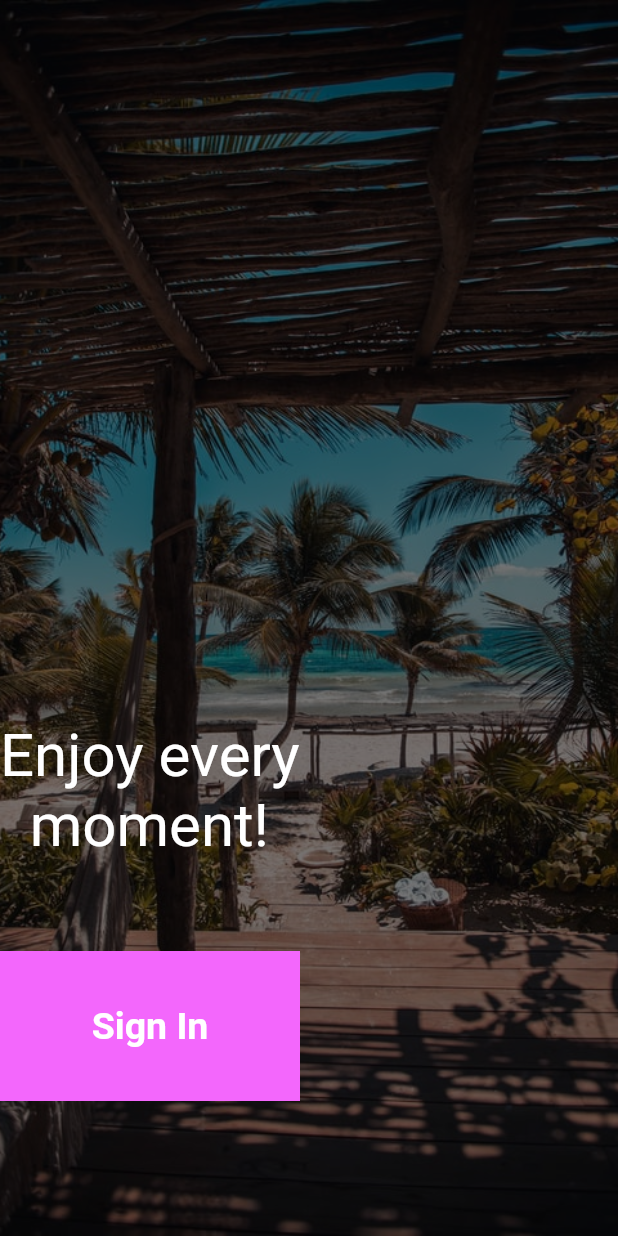
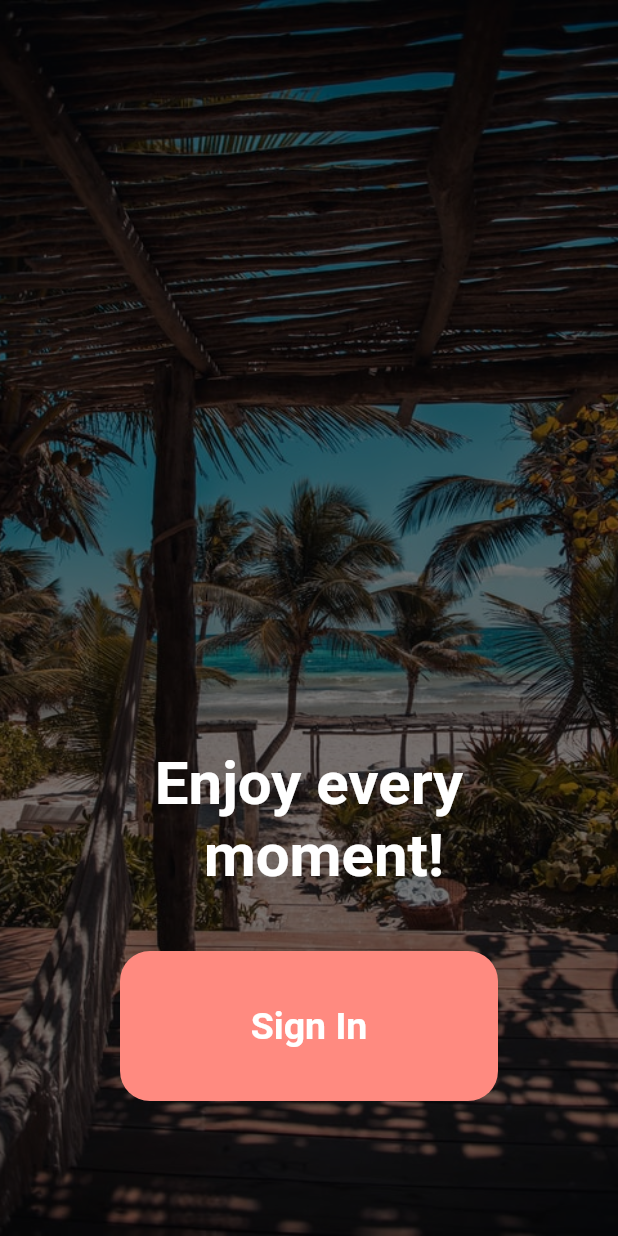
Before and after one commit to priyadarshu/flutter_basic_travel_ui_1, a Flutter app: the screen it shows after launch, on a phone screen of 412 x 824 dp. Run offline on Flutter 3.47's test engine with Material 2 defaults, Android fonts, the phone set to English and light mode, and no system bars; our stand-ins replace google_fonts; Roboto replaces fonts that are missing (Amiri).

```diff
--- a/lib/screens/splash_screen.dart
+++ b/lib/screens/splash_screen.dart
@@ -7,7 +7,7 @@ class SplashScreen extends StatefulWidget {
 }
 
 class _SplashScreenState extends State<SplashScreen> {
-  final Color mainColor = Color(0xFFf367fc);
+  final Color mainColor = Colors.redAccent[100];
   @override
   Widget build(BuildContext context) {
     return Scaffold(
@@ -26,9 +26,15 @@ class _SplashScreenState extends State<SplashScreen> {
               Positioned(
                 bottom: 90,
                 child: Container(
+                  width: MediaQuery.of(context).size.width,
+                  child: Container(
+                    margin: EdgeInsets.symmetric(horizontal: 80),
                     height: 100,
                     width: 200,
+                    decoration: BoxDecoration(
+                      borderRadius: BorderRadius.circular(20),
                       color: mainColor,
+                    ),
                     child: Center(
                       child: Text(
                         'Sign In',
@@ -40,15 +46,24 @@ class _SplashScreenState extends State<SplashScreen> {
                     ),
                   ),
                 ),
+              ),
               Positioned(
-                bottom: 250,
-                child: Text('Enjoy every \n  moment!',
+                bottom: 230,
+                child: Container(
+                  width: MediaQuery.of(context).size.width,
+                  child: Text(
+                    'Enjoy every \n  moment!',
                     style: GoogleFonts.amiri(
+                      height: 1.2,
                       textStyle: TextStyle(
                         color: Colors.white,
+                        fontWeight: FontWeight.bold,
                         fontSize: 40,
                       ),
-                    )),
+                    ),
+                    textAlign: TextAlign.center,
+                  ),
+                ),
               ),
             ],
           ),
```
Also changed, not shown: pubspec.lock. Lines whose indentation alone changed are shown as unchanged.
